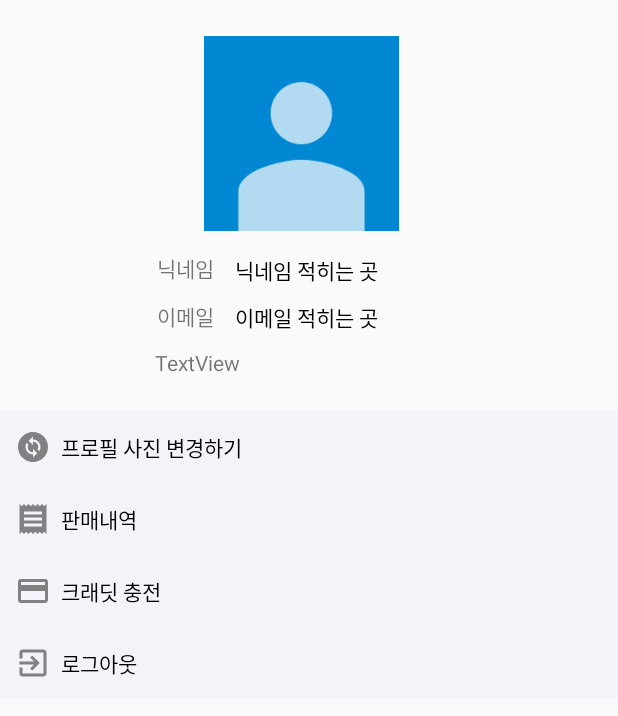
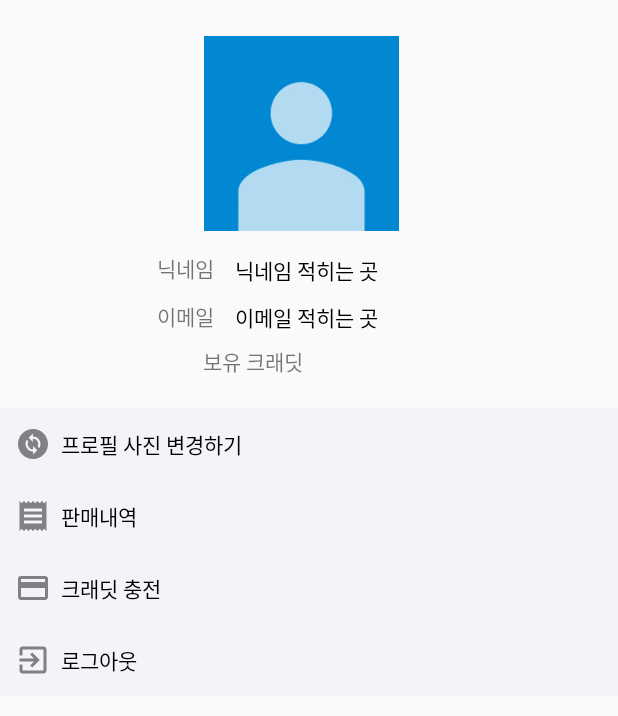
Before and after one commit to Taron8530/Solo_project, an Android app: the layout fragment_f_profile.xml on its own in the app's theme, with its tools: preview values and no code run, on a phone screen of 412 x 824 dp. Shown: the top 716 px of the screen. Run offline under Robolectric (Android 15) with nearby library versions, the phone set to English and light mode, and no system bars.

```diff
--- a/app/src/main/java/com/example/solo_project/F_profile.java
+++ b/app/src/main/java/com/example/solo_project/F_profile.java
@@ -133,9 +133,9 @@ public class F_profile extends Fragment {
                 Log.e("프로필 프래그먼트 Credit","요청함" +response);
 
                 if(response.isSuccessful()){
-                    Log.e("프로필프래그먼트 Credit", String.valueOf(response.body()));
+                    Log.e("프로필프래그먼트 Credit", String.valueOf(response.body().getCredit()));
                     credit = response.body().getCredit();
-                    credit_View.setText("보유 크래딧: "+credit+"C");
+                    credit_View.setText("보유 크래딧: "+ credit +"C");
                 }
             }
 
--- a/app/src/main/res/drawable/layout_background.xml
+++ b/app/src/main/res/drawable/layout_background.xml
@@ -2,7 +2,7 @@
 <shape
     xmlns:android="http://schemas.android.com/apk/res/android"
     android:shape="rectangle">
-    <solid android:color="#9EB0E8" />
+    <solid android:color="#86878A" />
     <stroke android:color="#000000" android:width="1dp" />
     <corners android:radius="10dp" />
 </shape>
--- a/app/src/main/res/drawable/right_chat_bg.xml
+++ b/app/src/main/res/drawable/right_chat_bg.xml
@@ -2,7 +2,7 @@
 <shape
     xmlns:android="http://schemas.android.com/apk/res/android"
     android:shape="rectangle">
-    <solid android:color="#B2D6DC" />
+    <solid android:color="#fff" />
     <stroke android:color="#000000" android:width="1dp" />
     <corners android:radius="10dp" />
 </shape>
--- a/app/src/main/res/layout/fragment_f_profile.xml
+++ b/app/src/main/res/layout/fragment_f_profile.xml
@@ -134,11 +134,11 @@
 
         <TextView
             android:id="@+id/credit"
-            android:layout_width="91dp"
+            android:layout_width="wrap_content"
             android:layout_height="22dp"
-            android:layout_marginTop="232dp"
-            android:layout_marginEnd="217dp"
-            android:text="TextView"
+            android:layout_marginTop="230dp"
+            android:layout_marginEnd="210dp"
+            android:text="보유 크래딧"
             app:layout_constraintEnd_toEndOf="parent"
             app:layout_constraintTop_toTopOf="parent" />
 
```
